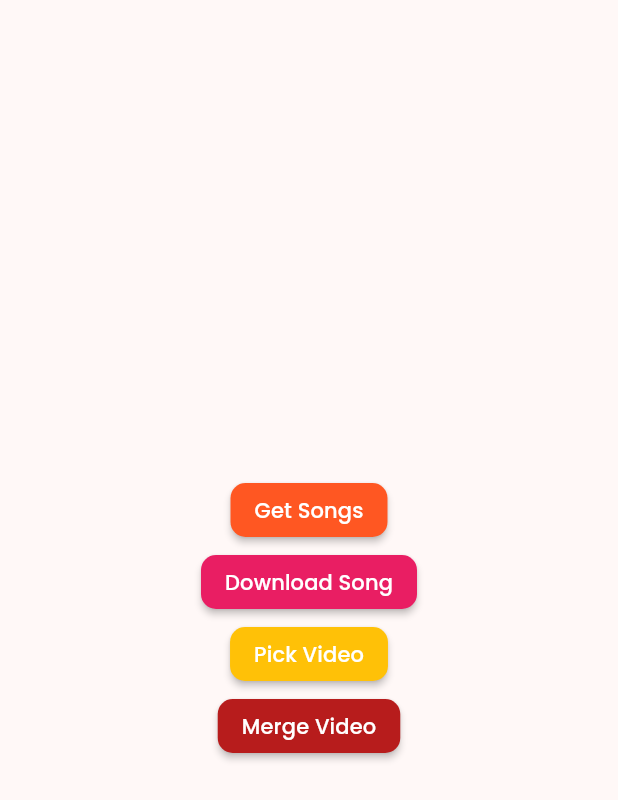
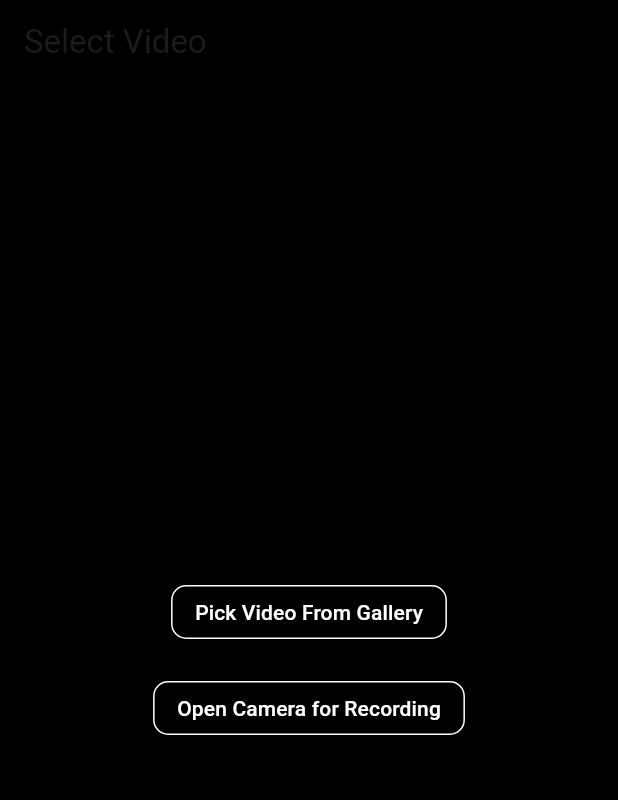
Before and after one commit to sangeeta674/interviewTask, a Flutter app: the screen it shows after launch, on a phone screen of 412 x 824 dp. Shown: the top 800 px of the screen. Run offline on Flutter 3.47's test engine with Material 3 defaults, Android fonts, the phone set to English and light mode, and no system bars; our stand-ins replace camera, device_info_plus, freezed_annotation, google_fonts, image_picker, just_audio and 3 more; missing offline and left inert: ffmpeg_kit_min_gpl, image_gallery_saver_plus.

Commit message:
UI design and Api integration

```diff
--- a/lib/constants/constants.dart
+++ b/lib/constants/constants.dart
@@ -8,6 +8,7 @@ class Constants {
   /// API URL
   static const String baseURL = 'https://admin.shflhub.com';
   static const String songsList = '/api/Post/getSoundList';
+static const String baseSongURL='https://d2znewqr33s1ud.cloudfront.net/shuffal/';
 
   /// Used to log errors and debugging.
   static var logger = Logger();
--- /dev/null
+++ b/lib/create/createVideo.dart
@@ -0,0 +1,115 @@
+import 'dart:io';
+
+import 'package:flutter/material.dart';
+import 'package:image_picker/image_picker.dart';
+import 'package:social/camera/customCameraScreen.dart';
+import 'package:social/player/videoPlayerScreen.dart';
+
+class CreateVideo extends StatefulWidget {
+  const CreateVideo({super.key});
+
+  @override
+  State<CreateVideo> createState() => _CreateVideoState();
+}
+
+class _CreateVideoState extends State<CreateVideo> {
+  File? audioFile;
+  File? _videoFile;
+  final picker = ImagePicker();
+
+  @override
+  void initState() {
+    super.initState();
+  }
+
+  Future<File?> pickVideo() async {
+    final picked = await picker.pickVideo(source: ImageSource.gallery);
+    return picked != null ? File(picked.path) : null;
+  }
+
+  Future<void> _pickVideo() async {
+    File? video = await pickVideo();
+    setState(() {
+      _videoFile = video;
+    });
+
+    if (_videoFile != null) {
+      // getIt<ConfigRouter>().push(
+      //   VideoPlayerRouter(videoFile: _videoFile),
+      // );
+      Navigator.push(
+        context,
+        MaterialPageRoute(
+          builder: (context) => VideoPlayerScreen(videoFile: _videoFile),
+        ),
+      );
+    }
+  }
+
+
+
+  @override
+  void dispose() {
+    super.dispose();
+  }
+
+  @override
+  Widget build(BuildContext context) {
+    return Scaffold(
+      backgroundColor: Colors.black,
+      appBar: AppBar(
+        backgroundColor: Colors.black,
+        title: Text('Select Video'),
+
+      ),
+      body: Center(
+
+        child: Column(
+    mainAxisSize: MainAxisSize.min,
+    children: [
+      MaterialButton(
+        shape: OutlineInputBorder(
+          borderRadius: BorderRadius.circular(10.0),
+          borderSide: BorderSide(color: Colors.white),
+        ),
+        onPressed: _pickVideo,
+        color: Colors.black,
+        child: Text(
+          'Pick Video From Gallery',
+          style: TextStyle(color: Colors.white),
+        ),
+      ),
+      SizedBox(height: 16), // spacing between buttons
+      MaterialButton(
+        shape: OutlineInputBorder(
+          borderRadius: BorderRadius.circular(10.0),
+          borderSide: BorderSide(color: Colors.white),
+        ),
+        onPressed: _recordVideoFromCamera, // define this function
+        color: Colors.black,
+        child: Text(
+          'Open Camera for Recording',
+          style: TextStyle(color: Colors.white),
+        ),
+      ),
+    ],
+        ),
+      )
+
+    );
+  }
+  Future<void> _recordVideoFromCamera() async {
+  final pickedFile = await ImagePicker().pickVideo(source: ImageSource.camera);
+  if (pickedFile != null) {
+    File videoFile = File(pickedFile.path);
+      // Navigator.push(
+      //   context,
+      //   MaterialPageRoute(
+      //     builder: (context) => VideoPlayerScreen(videoFile: _videoFile),
+      //   ),
+      // );
+      print(videoFile);
+    // Use this file as needed, maybe navigate to the video player screen
+  }
+}
+}
--- a/lib/main.dart
+++ b/lib/main.dart
@@ -1,7 +1,7 @@
 import 'package:flutter/material.dart';
 
-import 'pages/config/config.dart';
+import 'pages/config/myApp.dart';
 
 void main() {
-  runApp(ConfigApp());
+  runApp(MyApp());
 }
--- a/lib/pages/config/config.dart
+++ b/lib/pages/config/myApp.dart
@@ -1,11 +1,12 @@
 import 'package:flutter/material.dart';
 import 'package:provider/provider.dart';
+import 'package:social/create/createVideo.dart';
 import 'package:social/provider/providers.dart';
 
 import '../home/home.dart';
 
-class ConfigApp extends StatelessWidget {
-  const ConfigApp({super.key});
+class MyApp extends StatelessWidget {
+  const MyApp({super.key});
 
   @override
   Widget build(BuildContext context) {
@@ -17,7 +18,7 @@ class ConfigApp extends StatelessWidget {
         theme: ThemeData(
           colorScheme: ColorScheme.fromSeed(seedColor: Colors.pink),
         ),
-        home: HomePage(),
+        home: CreateVideo(),
       ),
     );
   }
--- a/pubspec.yaml
+++ b/pubspec.yaml
@@ -28,7 +28,9 @@ environment:
 # the latest version available on pub.dev. To see which dependencies have newer
 # versions available, run `flutter pub outdated`.
 dependencies:
+  camera: ^0.11.2
   cupertino_icons: ^1.0.8
+  device_info_plus: ^11.5.0
   ffmpeg_kit_min_gpl: ^6.0.3+2-LTS
   flutter:
     sdk: flutter
@@ -47,6 +49,7 @@ dependencies:
   provider: ^6.1.5
   shared_preferences: ^2.5.3
   shimmer: ^3.0.0
+  video_player: ^2.10.0
 
 dev_dependencies:
   build_runner: ^2.5.4
```
Also changed, not shown: lib/camera/customCameraScreen.dart (added, +225 -0 lines), lib/player/videoPlayerScreen.dart (added, +250 -0 lines), lib/provider/songsListProvider.dart (+24 -10 lines), pubspec.lock, 1 other file.
